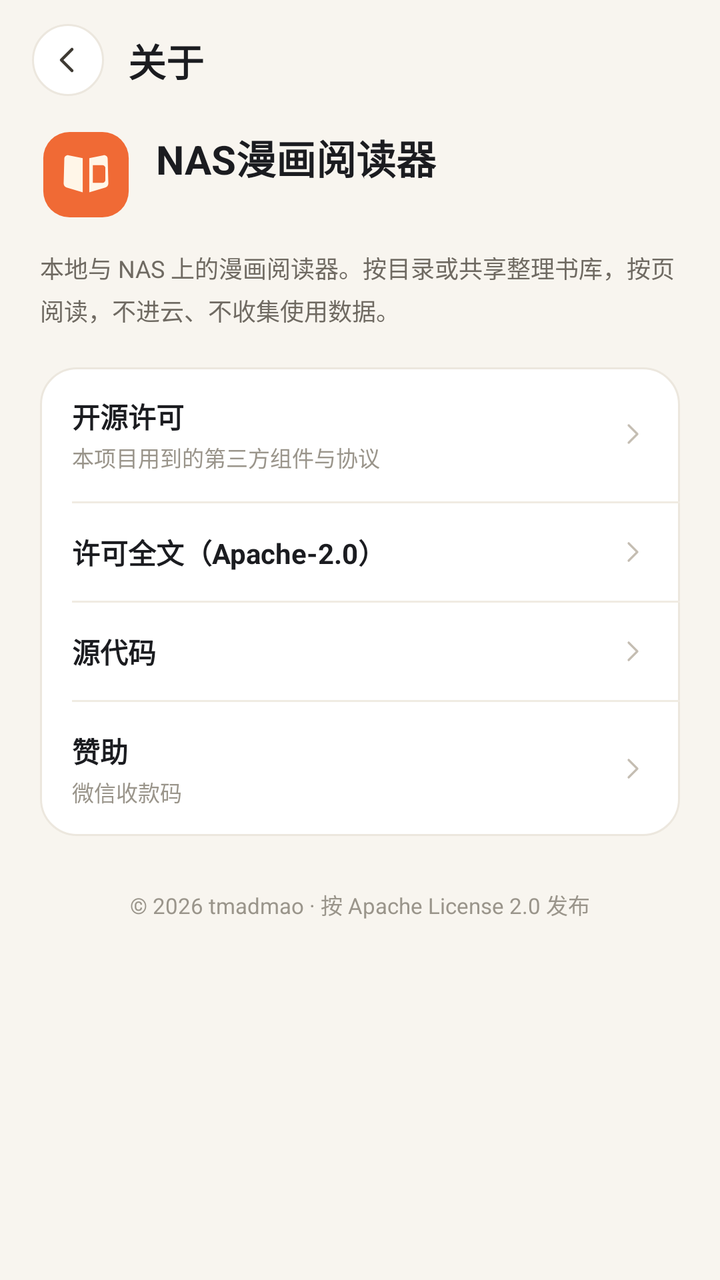
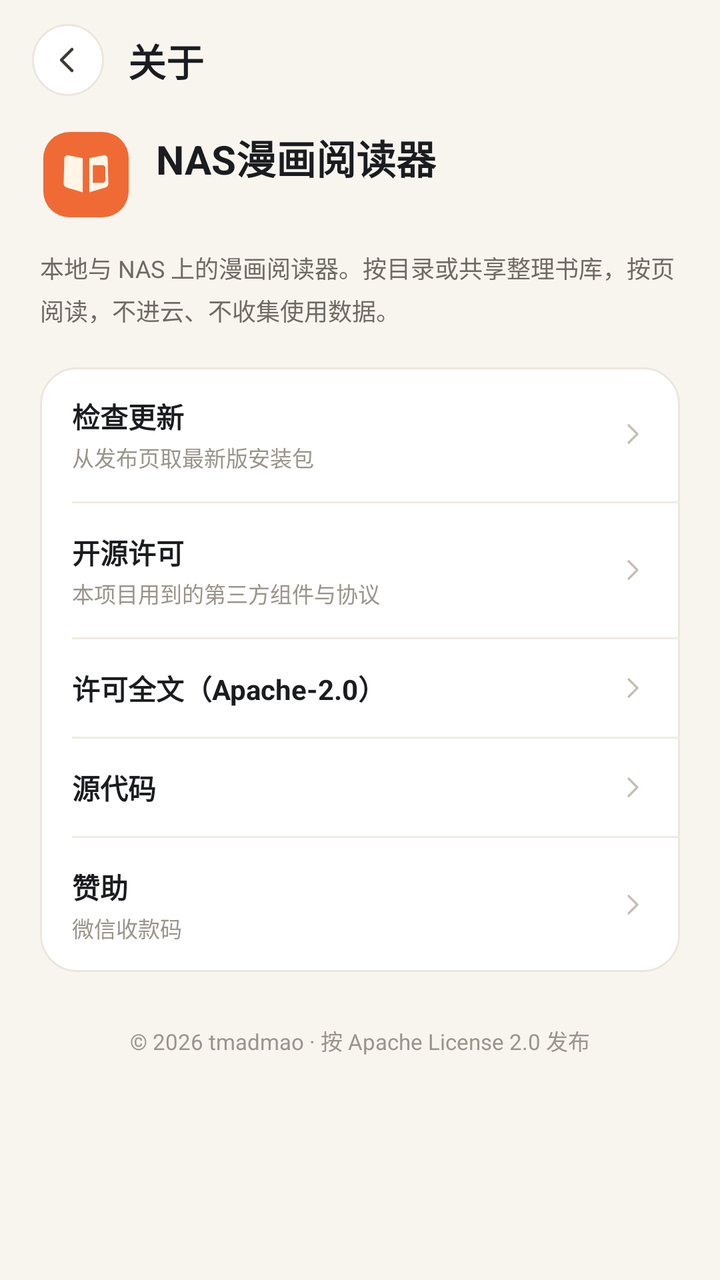

Compare the two renders of this Android layout. The source of the first and the diff that turns it into the second are given below.
<!-- AndroidManifest.xml: application theme Theme.NasComic -->
<!-- res/layout/activity_about.xml -->
<?xml version="1.0" encoding="utf-8"?>
<LinearLayout xmlns:android="http://schemas.android.com/apk/res/android"
    android:layout_width="match_parent"
    android:layout_height="match_parent"
    android:background="@color/shell_background"
    android:orientation="vertical">

    <LinearLayout
        android:layout_width="match_parent"
        android:layout_height="wrap_content"
        android:gravity="center_vertical"
        android:orientation="horizontal"
        android:paddingStart="16dp"
        android:paddingTop="12dp"
        android:paddingEnd="16dp"
        android:paddingBottom="6dp">

        <ImageView
            android:id="@+id/back"
            android:layout_width="36dp"
            android:layout_height="36dp"
            android:background="@drawable/bg_circle_white"
            android:contentDescription="@string/action_back"
            android:padding="8dp"
            android:src="@drawable/ic_back_arrow" />

        <TextView
            android:layout_width="0dp"
            android:layout_height="wrap_content"
            android:layout_marginStart="12dp"
            android:layout_weight="1"
            android:text="@string/about_title"
            android:textColor="@color/shell_ink"
            android:textSize="19sp"
            android:textStyle="bold" />
    </LinearLayout>

    <ScrollView
        android:layout_width="match_parent"
        android:layout_height="0dp"
        android:layout_weight="1"
        android:fillViewport="true"
        android:scrollbars="none">

        <LinearLayout
            android:layout_width="match_parent"
            android:layout_height="wrap_content"
            android:orientation="vertical"
            android:paddingStart="@dimen/page_margin"
            android:paddingTop="10dp"
            android:paddingEnd="@dimen/page_margin"
            android:paddingBottom="28dp">

            <LinearLayout
                android:layout_width="match_parent"
                android:layout_height="wrap_content"
                android:gravity="center_vertical"
                android:orientation="horizontal">

                <ImageView
                    android:layout_width="46dp"
                    android:layout_height="46dp"
                    android:contentDescription="@null"
                    android:src="@drawable/ic_brand_mark" />

                <LinearLayout
                    android:layout_width="0dp"
                    android:layout_height="wrap_content"
                    android:layout_marginStart="12dp"
                    android:layout_weight="1"
                    android:orientation="vertical">

                    <TextView
                        android:layout_width="wrap_content"
                        android:layout_height="wrap_content"
                        android:text="@string/app_name"
                        android:textColor="@color/shell_ink"
                        android:textSize="20sp"
                        android:textStyle="bold" />

                    <TextView
                        android:id="@+id/version"
                        android:layout_width="wrap_content"
                        android:layout_height="wrap_content"
                        android:layout_marginTop="3dp"
                        android:textColor="@color/shell_ink_faint"
                        android:textSize="11sp" />
                </LinearLayout>
            </LinearLayout>

            <TextView
                android:layout_width="match_parent"
                android:layout_height="wrap_content"
                android:layout_marginTop="14dp"
                android:lineSpacingExtra="4dp"
                android:text="@string/about_tagline"
                android:textColor="@color/shell_ink_muted"
                android:textSize="12sp" />

            <LinearLayout
                android:layout_width="match_parent"
                android:layout_height="wrap_content"
                android:layout_marginTop="20dp"
                android:background="@drawable/bg_card"
                android:orientation="vertical">

                <LinearLayout
                    android:id="@+id/row_licenses"
                    style="@style/AboutRow">

                    <LinearLayout
                        android:layout_width="0dp"
                        android:layout_height="wrap_content"
                        android:layout_weight="1"
                        android:orientation="vertical">

                        <TextView
                            android:layout_width="wrap_content"
                            android:layout_height="wrap_content"
                            android:text="@string/about_licenses"
                            android:textColor="@color/shell_ink"
                            android:textSize="14sp"
                            android:textStyle="bold" />

                        <TextView
                            android:layout_width="wrap_content"
                            android:layout_height="wrap_content"
                            android:layout_marginTop="2dp"
                            android:text="@string/about_licenses_desc"
                            android:textColor="@color/shell_ink_faint"
                            android:textSize="11sp" />
                    </LinearLayout>

                    <ImageView
                        android:layout_width="16dp"
                        android:layout_height="16dp"
                        android:contentDescription="@null"
                        android:src="@drawable/ic_chevron_right" />
                </LinearLayout>

                <View
                    android:layout_width="match_parent"
                    android:layout_height="1dp"
                    android:layout_marginStart="16dp"
                    android:background="@color/shell_divider" />

                <LinearLayout
                    android:id="@+id/row_license_full"
                    style="@style/AboutRow">

                    <TextView
                        android:layout_width="0dp"
                        android:layout_height="wrap_content"
                        android:layout_weight="1"
                        android:text="@string/about_license_full"
                        android:textColor="@color/shell_ink"
                        android:textSize="14sp"
                        android:textStyle="bold" />

                    <ImageView
                        android:layout_width="16dp"
                        android:layout_height="16dp"
                        android:contentDescription="@null"
                        android:src="@drawable/ic_chevron_right" />
                </LinearLayout>

                <View
                    android:layout_width="match_parent"
                    android:layout_height="1dp"
                    android:layout_marginStart="16dp"
                    android:background="@color/shell_divider" />

                <LinearLayout
                    android:id="@+id/row_source"
                    style="@style/AboutRow">

                    <TextView
                        android:layout_width="0dp"
                        android:layout_height="wrap_content"
                        android:layout_weight="1"
                        android:text="@string/about_source"
                        android:textColor="@color/shell_ink"
                        android:textSize="14sp"
                        android:textStyle="bold" />

                    <ImageView
                        android:layout_width="16dp"
                        android:layout_height="16dp"
                        android:contentDescription="@null"
                        android:src="@drawable/ic_chevron_right" />
                </LinearLayout>

                <View
                    android:layout_width="match_parent"
                    android:layout_height="1dp"
                    android:layout_marginStart="16dp"
                    android:background="@color/shell_divider" />

                <LinearLayout
                    android:id="@+id/row_sponsor"
                    style="@style/AboutRow">

                    <LinearLayout
                        android:layout_width="0dp"
                        android:layout_height="wrap_content"
                        android:layout_weight="1"
                        android:orientation="vertical">

                        <TextView
                            android:layout_width="wrap_content"
                            android:layout_height="wrap_content"
                            android:text="@string/about_sponsor"
                            android:textColor="@color/shell_ink"
                            android:textSize="14sp"
                            android:textStyle="bold" />

                        <TextView
                            android:layout_width="wrap_content"
                            android:layout_height="wrap_content"
                            android:layout_marginTop="2dp"
                            android:text="@string/about_sponsor_desc"
                            android:textColor="@color/shell_ink_faint"
                            android:textSize="11sp" />
                    </LinearLayout>

                    <ImageView
                        android:layout_width="16dp"
                        android:layout_height="16dp"
                        android:contentDescription="@null"
                        android:src="@drawable/ic_chevron_right" />
                </LinearLayout>
            </LinearLayout>

            <TextView
                android:layout_width="match_parent"
                android:layout_height="wrap_content"
                android:layout_marginTop="26dp"
                android:gravity="center"
                android:text="@string/about_copyright"
                android:textColor="@color/shell_ink_faint"
                android:textSize="11sp" />
        </LinearLayout>
    </ScrollView>
</LinearLayout>
<!-- resources referenced by this layout -->
<resources>
  <color name="shell_background">#F8F5EF</color>
  <color name="shell_divider">#F0EBE2</color>
  <color name="shell_ink">#1B1C20</color>
  <color name="shell_ink_faint">#9A958B</color>
  <color name="shell_ink_muted">#6F6A62</color>
  <dimen name="page_margin">20dp</dimen>
  <!-- drawable bg_card (drawable) -->
  <?xml version="1.0" encoding="utf-8"?>
  <shape xmlns:android="http://schemas.android.com/apk/res/android" android:shape="rectangle">
      <solid android:color="@color/shell_surface" />
      <corners android:radius="@dimen/radius_card" />
      <stroke android:width="1dp" android:color="@color/shell_stroke" />
  </shape>
  <!-- drawable bg_circle_white (drawable) -->
  <?xml version="1.0" encoding="utf-8"?>
  <ripple xmlns:android="http://schemas.android.com/apk/res/android"
      android:color="#141B1C20">
      <item>
          <shape android:shape="oval">
              <solid android:color="@color/shell_surface" />
              <stroke android:width="1dp" android:color="@color/shell_stroke" />
          </shape>
      </item>
  </ripple>
  <!-- drawable ic_back_arrow (drawable) -->
  <?xml version="1.0" encoding="utf-8"?>
  <vector xmlns:android="http://schemas.android.com/apk/res/android"
      android:width="24dp"
      android:height="24dp"
      android:viewportWidth="24"
      android:viewportHeight="24">
      <path
          android:strokeColor="#FF3E3A33"
          android:strokeWidth="1.8"
          android:strokeLineCap="round"
          android:strokeLineJoin="round"
          android:pathData="M14.4,5.6 L8,12 L14.4,18.4" />
  </vector>
  <!-- drawable ic_chevron_right (drawable) -->
  <?xml version="1.0" encoding="utf-8"?>
  <vector xmlns:android="http://schemas.android.com/apk/res/android"
      android:width="24dp"
      android:height="24dp"
      android:viewportWidth="24"
      android:viewportHeight="24">
      <path
          android:strokeColor="#FFC4BDB2"
          android:strokeWidth="1.7"
          android:strokeLineCap="round"
          android:strokeLineJoin="round"
          android:pathData="M9.5,5.5 L16,12 L9.5,18.5" />
  </vector>
  <string name="about_copyright">© 2026 tmadmao · 按 Apache License 2.0 发布</string>
  <string name="about_license_full">许可全文（Apache-2.0）</string>
  <string name="about_licenses">开源许可</string>
  <string name="about_licenses_desc">本项目用到的第三方组件与协议</string>
  <string name="about_source">源代码</string>
  <string name="about_sponsor">赞助</string>
  <string name="about_sponsor_desc">微信收款码</string>
  <string name="about_tagline">本地与 NAS 上的漫画阅读器。按目录或共享整理书库，按页阅读，不进云、不收集使用数据。</string>
  <string name="about_title">关于</string>
  <string name="action_back">返回</string>
  <string name="app_name">NAS漫画阅读器</string>
  <color name="shell_surface">#FFFFFF</color>
  <dimen name="radius_card">18dp</dimen>
  <color name="shell_stroke">#ECE7DE</color>
  <color name="brand_accent">#F06A35</color>
  <color name="shell_surface_soft">#FCFAF6</color>
  <style name="Theme.NasComic.Dialog" parent="ThemeOverlay.MaterialComponents.Dialog.Alert">
          <item name="colorPrimary">@color/brand_accent</item>
          <item name="colorSurface">@color/shell_surface</item>
          <item name="colorOnSurface">@color/shell_ink</item>
          <item name="shapeAppearanceOverlay">@style/Shape.Dialog</item>
      </style>
  <style name="Shape.Dialog" parent="">
          <item name="cornerFamily">rounded</item>
          <item name="cornerSize">22dp</item>
      </style>
  <!-- unchanged entries left out for length: 3 -->
</resources>

<!-- the commit's change to res/layout/activity_about.xml (unified diff, before → after) -->
@@ -105,6 +105,47 @@
                 android:orientation="vertical">
 
                 <LinearLayout
+                    android:id="@+id/row_update"
+                    style="@style/AboutRow">
+
+                    <LinearLayout
+                        android:layout_width="0dp"
+                        android:layout_height="wrap_content"
+                        android:layout_weight="1"
+                        android:orientation="vertical">
+
+                        <TextView
+                            android:layout_width="wrap_content"
+                            android:layout_height="wrap_content"
+                            android:text="@string/about_update"
+                            android:textColor="@color/shell_ink"
+                            android:textSize="14sp"
+                            android:textStyle="bold" />
+
+                        <TextView
+                            android:id="@+id/update_status"
+                            android:layout_width="wrap_content"
+                            android:layout_height="wrap_content"
+                            android:layout_marginTop="2dp"
+                            android:text="@string/about_update_desc"
+                            android:textColor="@color/shell_ink_faint"
+                            android:textSize="11sp" />
+                    </LinearLayout>
+
+                    <ImageView
+                        android:layout_width="16dp"
+                        android:layout_height="16dp"
+                        android:contentDescription="@null"
+                        android:src="@drawable/ic_chevron_right" />
+                </LinearLayout>
+
+                <View
+                    android:layout_width="match_parent"
+                    android:layout_height="1dp"
+                    android:layout_marginStart="16dp"
+                    android:background="@color/shell_divider" />
+
+                <LinearLayout
                     android:id="@+id/row_licenses"
                     style="@style/AboutRow">
 
<!-- resource entries referenced after the edit -->
@@ -61,6 +61,8 @@
   <string name="about_sponsor_desc">微信收款码</string>
   <string name="about_tagline">本地与 NAS 上的漫画阅读器。按目录或共享整理书库，按页阅读，不进云、不收集使用数据。</string>
   <string name="about_title">关于</string>
+  <string name="about_update">检查更新</string>
+  <string name="about_update_desc">从发布页取最新版安装包</string>
   <string name="action_back">返回</string>
   <string name="app_name">NAS漫画阅读器</string>
   <color name="shell_surface">#FFFFFF</color>
